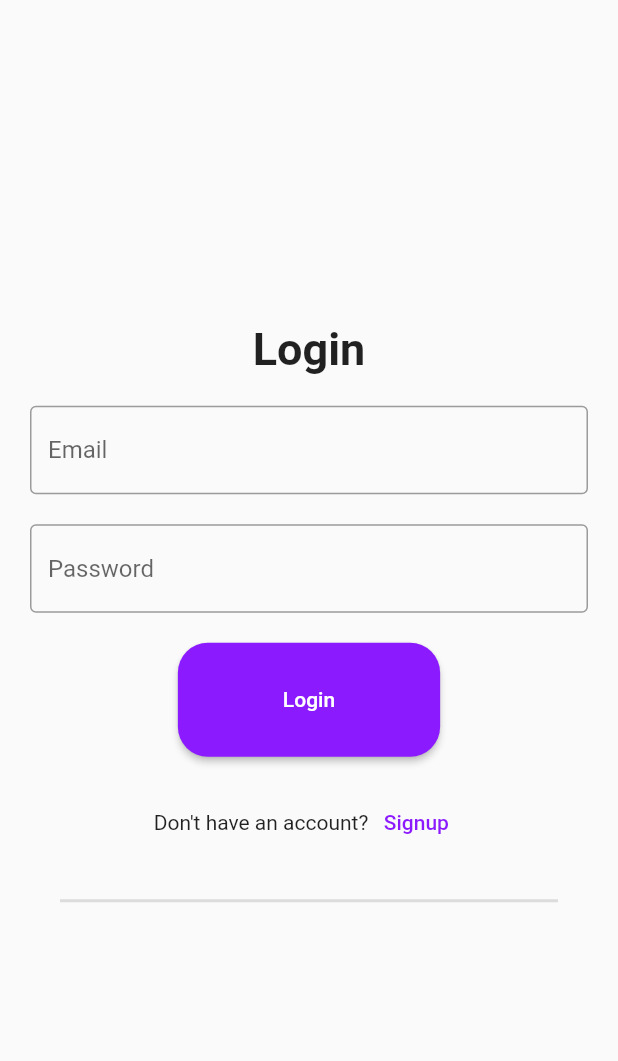
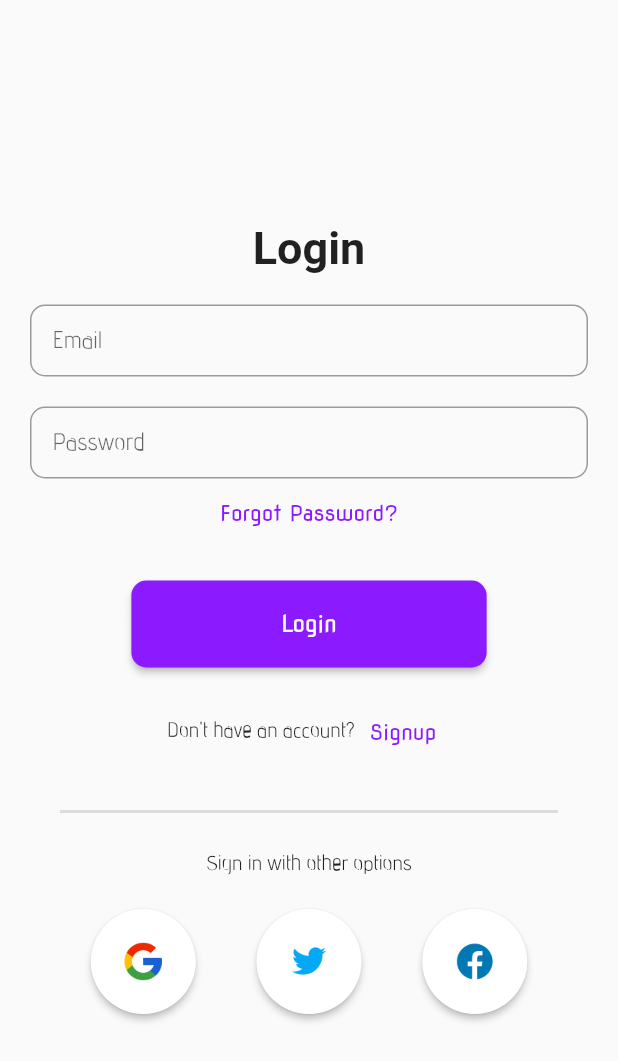
Before and after one commit to NucleoSoft/Hadron-Schematic-Assistant, a Flutter app: the screen it shows after launch, on a phone screen of 412 x 824 dp. Shown: the top 1061 px of the screen. Run offline on Flutter 3.47's test engine with Material 2 defaults, Android fonts, the phone set to English and light mode, and no system bars; our stand-ins replace get.

Commit message:
new changes

```diff
--- a/lib/views/login.dart
+++ b/lib/views/login.dart
@@ -30,7 +30,13 @@ class _LoginState extends State<Login> {
               const TextField(
                 decoration: InputDecoration(
                   hintText: 'Email',
-                  border: OutlineInputBorder(),
+                  hintStyle: TextStyle(
+                    fontFamily: 'AdventPro'
+                  ),
+                  border: OutlineInputBorder(
+                    borderRadius: BorderRadius.all(Radius.circular(10.0)),
+                  ),
+                  contentPadding: EdgeInsets.symmetric(vertical: 3.0, horizontal: 15.0),
                 ),
               ),
               const SizedBox(height: 20),
@@ -38,8 +44,19 @@ class _LoginState extends State<Login> {
                 obscureText: true,
                 decoration: InputDecoration(
                   hintText: 'Password',
-                  border: OutlineInputBorder(),
+                  hintStyle: TextStyle(
+                    fontFamily: 'AdventPro',
+                  ),
+                  border: OutlineInputBorder(
+                    borderRadius: BorderRadius.all(Radius.circular(10.0)),
+                  ),
+                  contentPadding: EdgeInsets.symmetric(vertical: 3.0, horizontal: 15.0),
                 ),
+              ),
+              TextButton(
+                onPressed: () {},
+                child: Text('Forgot Password?', style: TextStyle(
+                  color: primarySwatch[500], fontFamily: 'NovaFlat')),
               ),
               const SizedBox(height: 20),
               ElevatedButton(
@@ -48,26 +65,30 @@ class _LoginState extends State<Login> {
                 },
                 style: ElevatedButton.styleFrom(
                   shape: RoundedRectangleBorder(
-                    borderRadius: BorderRadius.circular(20),
+                    borderRadius: BorderRadius.circular(10),
                   ),
                   backgroundColor: primarySwatch[500],
                   padding: const EdgeInsets.symmetric(
-                    horizontal: 70,
-                    vertical: 30,
+                    horizontal: 100,
+                    vertical: 20,
                   ),
                 ),
-                child: const Text('Login'),
-              ),
+                child: const Text('Login',
+                        style: TextStyle(fontFamily: 'NovaFlat', fontSize: 15))
+                        ),
               const SizedBox(height: 20),
               Row(
                 mainAxisAlignment: MainAxisAlignment.center,
                 children: [
-                  const Text('Don\'t have an account?'),
+                  const Text('Don\'t have an account?', style: TextStyle(
+                    fontFamily: 'AdventPro'
+                  )),
                   TextButton(
                     onPressed: () {
                       Get.offAllNamed('/signup');
                     },
-                    child: Text('Signup', style: TextStyle(color: primarySwatch[500])),
+                    child: Text('Signup', style: TextStyle(
+                      color: primarySwatch[500], fontFamily: 'NovaFlat')),
                   ),
                 ],
               ),
@@ -77,6 +98,54 @@ class _LoginState extends State<Login> {
                 indent: 20,
                 endIndent: 20,
               ),
+              const SizedBox(height: 20),
+              const Text('Sign in with other options',
+                  style: TextStyle(fontFamily: 'AdventPro')),
+              const SizedBox(height: 20),
+              Row(
+                mainAxisAlignment: MainAxisAlignment.spaceEvenly,
+                children: [
+                  ElevatedButton(
+                    onPressed: () => {},
+                    style: ElevatedButton.styleFrom(
+                      shape: const CircleBorder(),
+                      backgroundColor: Colors.white,
+                      padding: const EdgeInsets.all(20),
+                    ),
+                     child: Image.asset(
+                      'assets/images/google.png',
+                      width: 30,
+                      height: 30,
+                    ),
+                  ),
+                  ElevatedButton(
+                    onPressed: () => {},
+                    style: ElevatedButton.styleFrom(
+                      shape: const CircleBorder(),
+                      backgroundColor: Colors.white,
+                      padding: const EdgeInsets.all(20),
+                    ),
+                    child: Image.asset(
+                      'assets/images/twitter.png',
+                      width: 30,
+                      height: 30,
+                    ),
+                  ),
+                  ElevatedButton(
+                    onPressed: () => {},
+                    style: ElevatedButton.styleFrom(
+                      shape: const CircleBorder(),
+                      backgroundColor: Colors.white,
+                      padding: const EdgeInsets.all(20),
+                    ),
+                    child: Image.asset(
+                      'assets/images/facebook.png',
+                      width: 30,
+                      height: 30,
+                    ),
+                  ),
+                ],
+              ),
             ],
           ),
           ),
--- a/lib/views/splashscreen.dart
+++ b/lib/views/splashscreen.dart
@@ -1,5 +1,6 @@
 import 'package:flutter/material.dart';
 import 'package:get/get.dart';
+import 'package:hadron_schematic_assistant/swatches/palette.dart';
 
 class SplashScreen extends StatefulWidget {
   const SplashScreen({super.key});
@@ -19,9 +20,25 @@ class _SplashScreenState extends State<SplashScreen> {
 
   @override
   Widget build(BuildContext context) {
-    return const Scaffold(
+    return Scaffold(
       body: Center(
-        child: Text('Splash Screen'),
+        child: Container(
+          padding: const EdgeInsets.all(20),
+          decoration: const BoxDecoration(
+           image: DecorationImage(
+             image: AssetImage('assets/images/splash_dark.png'),
+             fit: BoxFit.cover,
+           ),
+          ),
+        child: const Text('Hadron IDE', style: TextStyle(
+          color: Colors.white, fontFamily: 'NovaFlat',shadows:[
+            Shadow(
+              blurRadius: 10.0,
+              color: Colors.white,
+              offset: Offset(0.0, 0.0),
+            ),
+          ] )),
+        ),
       ),
     );
   }
```
Also changed, not shown: pubspec.yaml (+7 -4 lines), assets/images/splash_dark.png (added), fonts/NovaFlat.ttf (added), lib/views/splash.dart (deleted).
